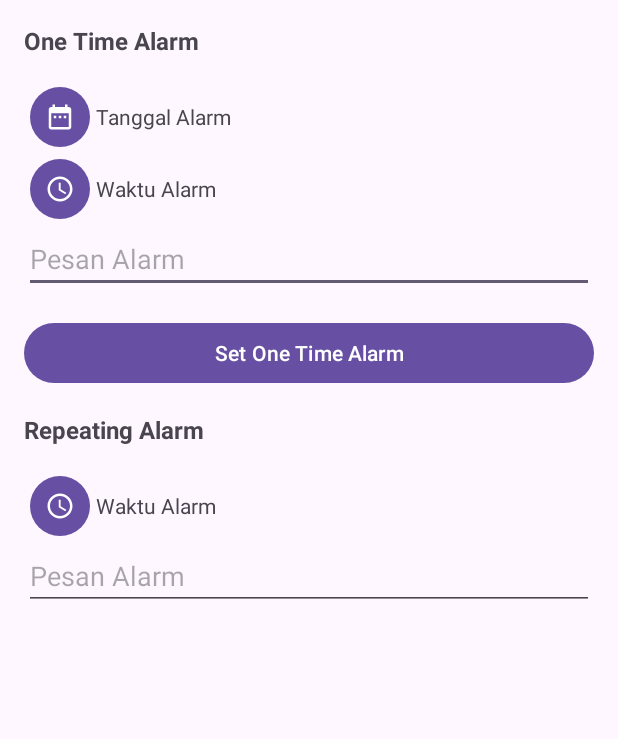
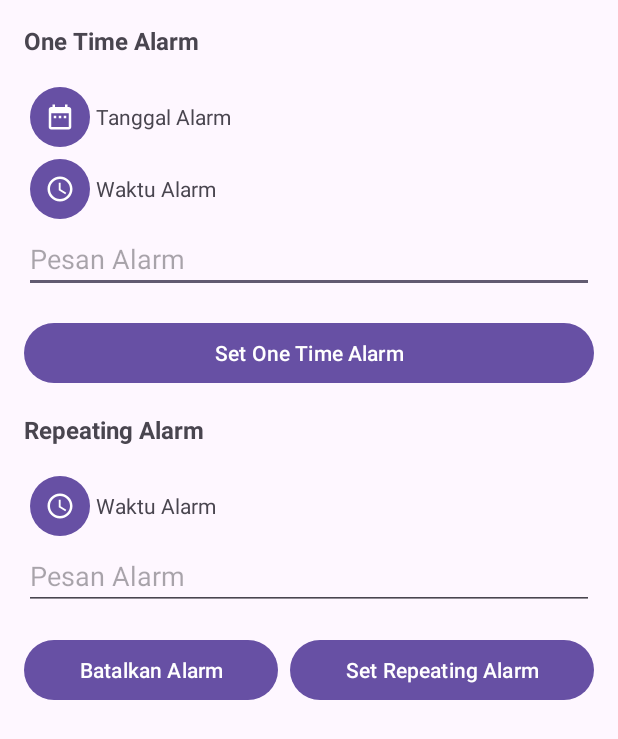
Before and after one commit to nafishafi/MyAlarmManager, an Android app: the layout activity_main.xml on its own in the app's theme, with its tools: preview values and no code run, on a phone screen of 412 x 824 dp. Shown: the top 739 px of the screen. Run offline under Robolectric (Android 15) with nearby library versions, the phone set to English and light mode, and no system bars.

Commit message:
add Alarm Repeating

```diff
--- a/app/src/main/res/layout/activity_main.xml
+++ b/app/src/main/res/layout/activity_main.xml
@@ -1,7 +1,7 @@
 <?xml version="1.0" encoding="utf-8"?>
 <LinearLayout xmlns:android="http://schemas.android.com/apk/res/android"
+    xmlns:tools="http://schemas.android.com/tools"
     xmlns:app="http://schemas.android.com/apk/res-auto"
-    xmlns:tools="http://schemas.android.com/tools"
     android:id="@+id/activity_main"
     android:layout_width="match_parent"
     android:layout_height="match_parent"
@@ -16,54 +16,62 @@
         android:text="@string/one_time_alarm"
         android:textSize="16sp"
         android:textStyle="bold" />
+
     <LinearLayout
         android:layout_width="match_parent"
         android:layout_height="wrap_content"
         android:gravity="center_vertical"
         android:orientation="horizontal">
+
         <Button
             android:id="@+id/btn_once_date"
             style="?attr/materialIconButtonFilledStyle"
             android:layout_width="wrap_content"
             android:layout_height="wrap_content"
             app:icon="@drawable/baseline_date_range_24" />
+
         <TextView
             android:id="@+id/tv_once_date"
             android:layout_width="wrap_content"
             android:layout_height="wrap_content"
             android:text="@string/alarm_date" />
     </LinearLayout>
+
     <LinearLayout
         android:layout_width="match_parent"
         android:layout_height="wrap_content"
         android:gravity="center_vertical"
         android:orientation="horizontal">
+
         <Button
             android:id="@+id/btn_once_time"
             style="?attr/materialIconButtonFilledStyle"
             android:layout_width="wrap_content"
             android:layout_height="wrap_content"
             app:icon="@drawable/baseline_access_time_24" />
+
         <TextView
             android:id="@+id/tv_once_time"
             android:layout_width="wrap_content"
             android:layout_height="wrap_content"
             android:text="@string/alarm_time" />
     </LinearLayout>
+
     <EditText
         android:id="@+id/edt_once_message"
         android:layout_width="match_parent"
         android:layout_height="wrap_content"
         android:layout_marginBottom="16dp"
         android:hint="@string/alarm_message"
-        android:importantForAutofill="no"
         android:inputType="text" />
+
     <Button
         android:id="@+id/btn_set_once_alarm"
         android:layout_width="match_parent"
         android:layout_height="wrap_content"
         android:layout_marginBottom="16dp"
         android:text="@string/set_one_time_alarm" />
+
     <TextView
         android:layout_width="match_parent"
         android:layout_height="wrap_content"
@@ -94,6 +102,25 @@
         android:layout_height="wrap_content"
         android:layout_marginBottom="16dp"
         android:hint="@string/alarm_message"
-        android:importantForAutofill="no"
         android:inputType="text" />
+    <LinearLayout
+        android:layout_width="match_parent"
+        android:layout_height="wrap_content"
+        android:gravity="center"
+        android:orientation="horizontal">
+        <Button
+            android:id="@+id/btn_cancel_repeating_alarm"
+            android:layout_width="wrap_content"
+            android:layout_height="wrap_content"
+            android:layout_marginEnd="4dp"
+            android:layout_weight="1"
+            android:text="@string/cancel_alarm" />
+        <Button
+            android:id="@+id/btn_set_repeating_alarm"
+            android:layout_width="wrap_content"
+            android:layout_height="wrap_content"
+            android:layout_marginStart="4dp"
+            android:layout_weight="1"
+            android:text="@string/set_repeating_alarm" />
+    </LinearLayout>
 </LinearLayout>
```
Also changed, not shown: app/src/main/java/com/dicoding/myalarmmanager/AlarmReceiver.kt (+16 -0 lines), app/src/main/java/com/dicoding/myalarmmanager/MainActivity.kt (+15 -1 lines).
